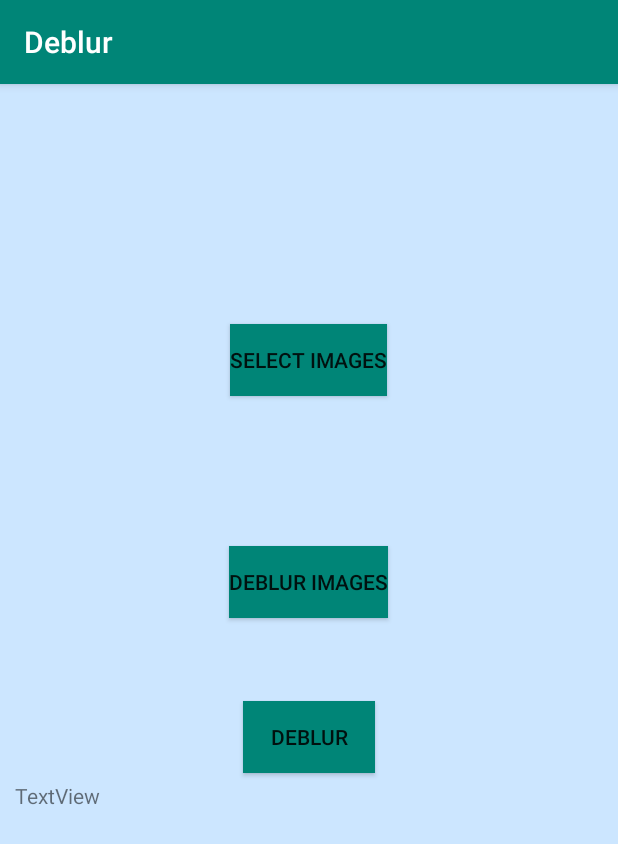
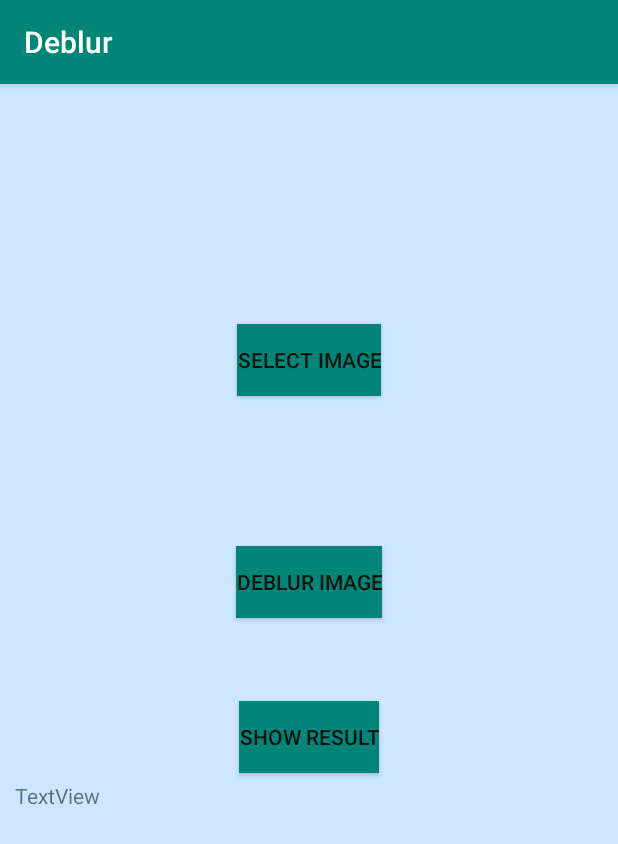
Before and after one commit to Amineleg/Deblurring, an Android app: the screen it shows after launch (MainActivity), on a phone screen of 412 x 824 dp. Shown: the top 844 px of the screen. Run offline under Robolectric (Android 15) with nearby library versions, the phone set to English and light mode, and no system bars; libraries missing offline, so code that uses them is left out: com.chaquo.python, com.gun0912.tedpermission, gun0912.tedbottompicker; 1 statement that could not run was skipped.

Commit message:
#3 Added a toast when the treatment is finished + other GUI changes

```diff
--- a/app/src/main/java/com/amine/deblur/MainActivity.java
+++ b/app/src/main/java/com/amine/deblur/MainActivity.java
@@ -90,6 +90,9 @@ public class MainActivity extends AppCompatActivity {
                 Uri uri = Uri.fromFile(new File(text1));
                 myPictures.add(0,uri);
                 txt.setText(text1);
+
+                Toast.makeText(getApplicationContext(), "Finished Deblurring the image!", Toast.LENGTH_SHORT).show();
+
             }
         });
     }
@@ -158,6 +161,9 @@ public class MainActivity extends AppCompatActivity {
 
         photoAdapter.setImages(myPictures);
 
+        txt.setText(myPictures.get(0).getPath());
+
+
     }
 
 
--- a/app/src/main/res/layout/activity_main.xml
+++ b/app/src/main/res/layout/activity_main.xml
@@ -23,7 +23,7 @@
             <Button
                 android:layout_width="wrap_content"
                 android:layout_height="wrap_content"
-                android:text="Select Images"
+                android:text="Select Image"
                 android:layout_gravity="center_horizontal"
                 android:layout_marginTop="150dp"
                 android:layout_marginBottom="50dp"
@@ -41,22 +41,22 @@
             <Button
                 android:layout_width="wrap_content"
                 android:layout_height="wrap_content"
-                android:text="Deblur Images"
+                android:text="Deblur Image"
                 android:layout_gravity="center_horizontal"
                 android:layout_marginTop="50dp"
                 android:layout_marginBottom="50dp"
-                android:id="@+id/btn_deblur"
+                android:id="@+id/btn_deb"
                 android:background="@color/colorPrimary" />
 
             <Button
-                android:id="@+id/btn_deb"
+                android:id="@+id/btn_deblur"
                 android:layout_width="wrap_content"
                 android:layout_height="wrap_content"
                 android:layout_gravity="center_horizontal"
                 android:layout_marginTop="5dp"
                 android:layout_marginBottom="5dp"
                 android:background="@color/colorPrimary"
-                android:text="Deblur" />
+                android:text="Show Result" />
 
             <TextView
                 android:id="@+id/textView"
```
